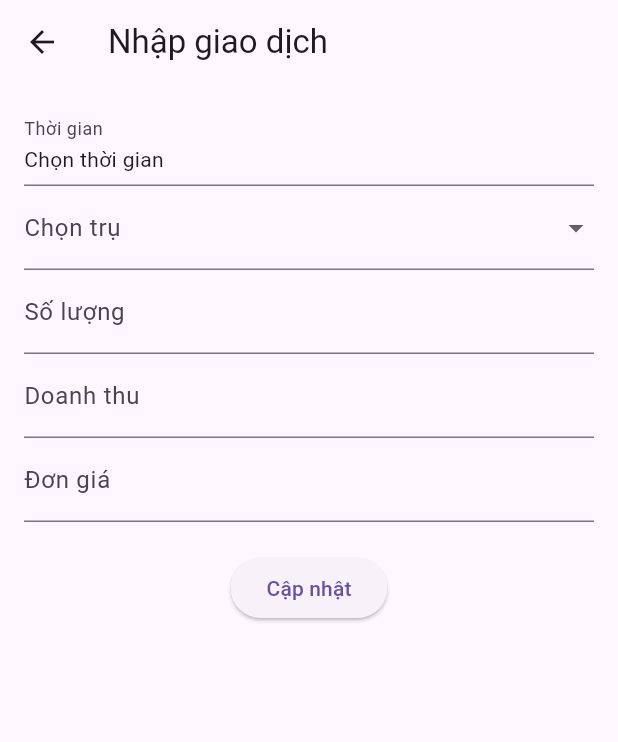
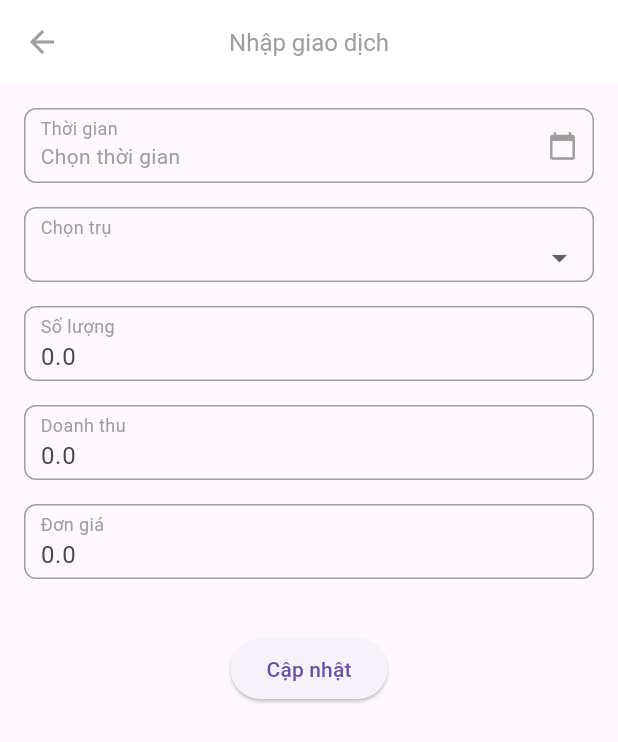
Before and after one commit to huuhuyendev/testFlutterSHUB, a Flutter app: the TransactionFormScreen screen opened directly, on a phone screen of 412 x 824 dp. Shown: the top 742 px of the screen. Run offline on Flutter 3.47's test engine with Material 3 defaults, Android fonts, the phone set to English and light mode, and no system bars; our stand-ins replace bloc, dio, file_picker, flutter_bloc, formz; missing offline and left inert: excel; network calls fail.

```diff
--- a/lib/main.dart
+++ b/lib/main.dart
@@ -31,6 +31,8 @@ class MainScreen extends StatelessWidget {
         child: Column(
           mainAxisAlignment: MainAxisAlignment.center,
           children: [
+            const Text('Nguyễn Hữu Huyến', style: TextStyle(fontSize: 20)),
+            const SizedBox(height: 20),
             ElevatedButton(
               onPressed: () {
                 Navigator.push(
@@ -45,7 +47,6 @@ class MainScreen extends StatelessWidget {
               },
               child: const Text('Task 1'),
             ),
-            const SizedBox(height: 20),
             ElevatedButton(
               onPressed: () {
                 Navigator.push(
--- a/lib/task2/form_screen.dart
+++ b/lib/task2/form_screen.dart
@@ -3,6 +3,9 @@ import 'package:flutter_bloc/flutter_bloc.dart';
 import 'package:intl/intl.dart';
 import 'package:test_project/task2/transaction_form_cubit.dart';
 import 'package:test_project/task2/transaction_form_state.dart';
+import 'package:test_project/task2/widgets/dateTimePickerX.dart';
+import 'package:test_project/task2/widgets/dropdownX.dart';
+import 'package:test_project/task2/widgets/textFieldX.dart';
 
 class TransactionFormScreen extends StatelessWidget {
   @override
@@ -10,7 +13,24 @@ class TransactionFormScreen extends StatelessWidget {
     return BlocProvider(
       create: (_) => TransactionFormCubit(),
       child: Scaffold(
-        appBar: AppBar(title: Text('Nhập giao dịch')),
+        appBar: AppBar(
+          backgroundColor: Colors.white,
+          shadowColor: Colors.transparent,
+          leading: IconButton(
+            icon: const Icon(Icons.arrow_back, color: Colors.grey),
+            onPressed: () {
+              Navigator.of(context).pop();
+            },
+          ),
+          centerTitle: true,
+          title: const Text(
+            'Nhập giao dịch',
+            style: TextStyle(
+              color: Colors.grey,
+              fontSize: 16,
+            ),
+          ),
+        ),
         body: Padding(
           padding: const EdgeInsets.all(16.0),
           child: BlocBuilder<TransactionFormCubit, TransactionFormState>(
@@ -18,142 +38,103 @@ class TransactionFormScreen extends StatelessWidget {
               return Column(
                 children: [
                   // Chọn Thời gian (DateTime Picker)
-                  GestureDetector(
-                    onTap: () async {
-                      final DateTime? selectedDate = await showDatePicker(
-                        context: context,
-                        initialDate: DateTime.now(),
-                        firstDate: DateTime(2000),
-                        lastDate: DateTime(2100),
-                      );
-                      if (selectedDate != null) {
-                        final TimeOfDay? selectedTime = await showTimePicker(
-                          context: context,
-                          initialTime: TimeOfDay.now(),
-                        );
-
-                        if (selectedTime != null) {
-                          final DateTime fullDateTime = DateTime(
-                            selectedDate.year,
-                            selectedDate.month,
-                            selectedDate.day,
-                            selectedTime.hour,
-                            selectedTime.minute,
-                          );
-                          context
-                              .read<TransactionFormCubit>()
-                              .onDateTimeChanged(
-                                  fullDateTime.toIso8601String());
-                        }
-                      }
-                    },
-                    child: InputDecorator(
-                      decoration: InputDecoration(
-                        labelText: 'Thời gian',
+                  DateTimePickerX(
+                    label: 'Thời gian',
                     errorText: state.dateTime.invalid && state.isSubmitting
                         ? (state.dateTime.value.isEmpty
                             ? 'Thời gian không được để trống'
                             : 'Thời gian không hợp lệ')
                         : null,
-                      ),
-                      child: Text(
-                        state.dateTime.value.isEmpty
-                            ? 'Chọn thời gian'
-                            : DateFormat('dd/MM/yyyy HH:mm')
-                                .format(DateTime.parse(state.dateTime.value)),
-                      ),
-                    ),
+                    isSubmitting: state.isSubmitting,
+                    value: state.dateTime.value,
+                    onChanged: (value) {
+                      context
+                          .read<TransactionFormCubit>()
+                          .onDateTimeChanged(value);
+                    },
                   ),
 
                   // Dropdown chọn Trụ
-                  DropdownButtonFormField<String>(
+                  DropdownX(
+                    label: 'Chọn trụ',
+                    errorText: state.pump.invalid && state.isSubmitting
+                        ? (state.pump.value.isEmpty
+                            ? 'Trụ không được để trống'
+                            : 'Trụ không hợp lệ')
+                        : null,
+                    isSubmitting: state.isSubmitting,
                     value:
                         state.pump.value.isNotEmpty ? state.pump.value : null,
+                    items: const <String>[
+                      'Trụ 1',
+                      'Trụ 2',
+                      'Trụ 3',
+                      'Trụ 4',
+                    ],
                     onChanged: (String? newValue) {
                       context
                           .read<TransactionFormCubit>()
                           .onPumpChanged(newValue ?? '');
                     },
-                    items: <String>[
-                      'Trụ 1',
-                      'Trụ 2',
-                      'Trụ 3',
-                      'Trụ 4',
-                    ].map<DropdownMenuItem<String>>((String value) {
-                      return DropdownMenuItem<String>(
-                        value: value,
-                        child: Text(value),
-                      );
-                    }).toList(),
-                    decoration: InputDecoration(
-                      labelText: 'Chọn trụ',
-                      errorText: state.pump.invalid && state.isSubmitting
-                          ? (state.pump.value.isEmpty
-                              ? 'Trụ không được để trống'
-                              : 'Trụ không hợp lệ')
-                          : null,
-                    ),
                   ),
 
-                  // Số lượng
-                  TextField(
-                    onChanged: (value) => context
-                        .read<TransactionFormCubit>()
-                        .onQuantityChanged(value),
-                    decoration: InputDecoration(
-                      labelText: 'Số lượng',
+                  TextFieldX(
+                    label: "Số lượng",
                     errorText: state.quantity.invalid && state.isSubmitting
                         ? (state.quantity.value.isEmpty
                             ? 'Số lượng không được để trống'
                             : 'Số lượng không hợp lệ')
                         : null,
-                    ),
-                  ),
-
-                  // Doanh thu
-                  TextField(
+                    isSubmitting: state.isSubmitting,
                     onChanged: (value) => context
                         .read<TransactionFormCubit>()
-                        .onRevenueChanged(value),
-                    decoration: InputDecoration(
-                      labelText: 'Doanh thu',
+                        .onQuantityChanged(value),
+                    // Doanh thu
+                  ),
+                  TextFieldX(
+                    label: "Doanh thu",
                     errorText: state.revenue.invalid && state.isSubmitting
                         ? (state.revenue.value.isEmpty
                             ? 'Doanh thu không được để trống'
                             : 'Doanh thu không hợp lệ')
                         : null,
-                    ),
+                    isSubmitting: state.isSubmitting,
+                    onChanged: (value) => context
+                        .read<TransactionFormCubit>()
+                        .onRevenueChanged(value),
+                    // Doanh thu
                   ),
 
                   // Đơn giá
-                  TextField(
-                    onChanged: (value) => context
-                        .read<TransactionFormCubit>()
-                        .onPriceChanged(value),
-                    decoration: InputDecoration(
-                      labelText: 'Đơn giá',
+                  TextFieldX(
+                    label: "Đơn giá",
                     errorText: state.price.invalid && state.isSubmitting
                         ? (state.price.value.isEmpty
                             ? 'Đơn giá không được để trống'
                             : 'Đơn giá không hợp lệ')
                         : null,
+                    isSubmitting: state.isSubmitting,
+                    onChanged: (value) => context
+                        .read<TransactionFormCubit>()
+                        .onPriceChanged(value),
+                    // Đơn giá
                   ),
-                  ),
+
                   if (state.errorMessage.isNotEmpty) ...[
-                    SizedBox(height: 10),
+                    const SizedBox(height: 10),
                     Text(
                       state.errorMessage,
-                      style: TextStyle(color: Colors.red),
+                      style: const TextStyle(color: Colors.red),
                     ),
                   ],
                   // Nút cập nhật
 
-                  SizedBox(height: 20),
+                  const SizedBox(height: 20),
                   ElevatedButton(
                     onPressed: () {
                       context.read<TransactionFormCubit>().onSubmit(context);
                     },
-                    child: Text('Cập nhật'),
+                    child: const Text('Cập nhật'),
                   ),
                   // Hiển thị thông báo lỗi chung (nếu có)
                 ],
--- a/lib/task2/transaction_form_cubit.dart
+++ b/lib/task2/transaction_form_cubit.dart
@@ -91,7 +91,7 @@ class TransactionFormCubit extends Cubit<TransactionFormState> {
         errorMessage: '',
       ));
       ScaffoldMessenger.of(context).showSnackBar(
-        const SnackBar(content: Text('Cập nhật thành công!')),
+        SnackBar(content: Text('Cập nhật thành công!')),
       );
     }
   }
--- /dev/null
+++ b/lib/task2/widgets/dateTimePickerX.dart
@@ -0,0 +1,100 @@
+import 'package:flutter/material.dart';
+import 'package:intl/intl.dart';
+
+class DateTimePickerX extends StatelessWidget {
+  final String label;
+  final String? errorText;
+  final bool isSubmitting;
+  final String value;
+  final Function(String) onChanged;
+
+  const DateTimePickerX({
+    Key? key,
+    required this.label,
+    required this.errorText,
+    required this.isSubmitting,
+    required this.value,
+    required this.onChanged,
+  }) : super(key: key);
+
+  @override
+  Widget build(BuildContext context) {
+    return GestureDetector(
+      onTap: () async {
+        final DateTime? selectedDate = await showDatePicker(
+          context: context,
+          initialDate: DateTime.now(),
+          firstDate: DateTime(2000),
+          lastDate: DateTime(2100),
+        );
+
+        if (selectedDate != null) {
+          final TimeOfDay? selectedTime = await showTimePicker(
+            initialTime: TimeOfDay.now(),
+            context: context,
+          );
+
+          if (selectedTime != null) {
+            final DateTime fullDateTime = DateTime(
+              selectedDate.year,
+              selectedDate.month,
+              selectedDate.day,
+              selectedTime.hour,
+              selectedTime.minute,
+            );
+            onChanged(fullDateTime.toIso8601String());
+          }
+        }
+      },
+      child: Container(
+        margin: const EdgeInsets.only(bottom: 16.0),
+        alignment: Alignment.centerLeft,
+        height: 50.0,
+        padding: const EdgeInsets.symmetric(horizontal: 10.0, vertical: 4.0),
+        decoration: BoxDecoration(
+          border: Border.all(color: Colors.grey),
+          borderRadius: BorderRadius.circular(8.0),
+        ),
+        child: Row(
+          mainAxisAlignment: MainAxisAlignment.spaceBetween,
+          children: [
+            Column(
+              crossAxisAlignment: CrossAxisAlignment.start,
+              children: [
+                Text(
+                  label,
+                  style: const TextStyle(
+                    fontSize: 12.0,
+                    color: Colors.grey,
+                  ),
+                ),
+                Text(
+                  value.isEmpty
+                      ? 'Chọn thời gian'
+                      : DateFormat('dd/MM/yyyy HH:mm')
+                      .format(DateTime.parse(value)),
+                  style:
+                  TextStyle(color: value.isEmpty ? Colors.grey : Colors.black),
+                ),
+                if (errorText != null)
+                  Padding(
+                    padding: const EdgeInsets.only(top: 4.0),
+                    child: Text(
+                      errorText!,
+                      style: const TextStyle(color: Colors.red, fontSize: 12.0),
+                    ),
+                  ),
+              ],
+            ),
+            const Icon(
+
+              Icons.calendar_today,
+              size: 20.0,
+              color: Colors.grey,
+            ),
+          ],
+        ),
+      ),
+    );
+  }
+}
--- /dev/null
+++ b/lib/task2/widgets/dropdownX.dart
@@ -0,0 +1,64 @@
+import 'package:flutter/material.dart';
+
+class DropdownX extends StatelessWidget {
+  final String label;
+  final String? errorText;
+  final bool isSubmitting;
+  final String? value;
+  final List<String> items;
+  final Function(String?) onChanged;
+
+  const DropdownX({
+    Key? key,
+    required this.label,
+    required this.errorText,
+    required this.isSubmitting,
+    required this.value,
+    required this.items,
+    required this.onChanged,
+  }) : super(key: key);
+
+  @override
+  Widget build(BuildContext context) {
+    return Container(
+      margin: const EdgeInsets.only(bottom: 16.0),
+      alignment: Alignment.centerLeft,
+      height: 50.0,
+      padding: const EdgeInsets.symmetric(horizontal: 10.0, vertical: 4.0),
+      decoration: BoxDecoration(
+        border: Border.all(color: Colors.grey),
+        borderRadius: BorderRadius.circular(8.0),
+      ),
+      child: Column(
+        crossAxisAlignment: CrossAxisAlignment.start,
+        children: [
+          Text(
+            label,
+            style: const TextStyle(
+              fontSize: 12.0,
+              color: Colors.grey,
+            ),
+          ),
+          DropdownButtonFormField<String>(
+            value: value,
+            onChanged: (String? newValue) {
+              onChanged(newValue);
+            },
+            items: items.map<DropdownMenuItem<String>>((String value) {
+              return DropdownMenuItem<String>(
+                value: value,
+                child: Text(value),
+              );
+            }).toList(),
+            decoration: InputDecoration(
+              isDense: true,
+              contentPadding: const EdgeInsets.all(0),
+              border: InputBorder.none,
+              errorText: errorText,
+            ),
+          ),
+        ],
+      ),
+    );
+  }
+}
--- /dev/null
+++ b/lib/task2/widgets/textFieldX.dart
@@ -0,0 +1,67 @@
+import 'package:flutter/material.dart';
+import 'package:flutter_bloc/flutter_bloc.dart';
+import 'package:intl/intl.dart';
+
+class TextFieldX extends StatelessWidget {
+  final String label;
+  final String? errorText;
+  final bool isSubmitting;
+  final Function(String) onChanged;
+  final Icon? suffixIcon;
+
+  const TextFieldX({
+    super.key,
+    required this.label,
+    required this.errorText,
+    required this.isSubmitting,
+    required this.onChanged,
+    this.suffixIcon,
+  });
+
+  @override
+  Widget build(BuildContext context) {
+    return Container(
+      margin: const EdgeInsets.only(bottom: 16.0),
+      alignment: Alignment.centerLeft,
+      height: 50.0,
+      padding: const EdgeInsets.symmetric(horizontal: 10.0, vertical: 4.0),
+      decoration: BoxDecoration(
+        border: Border.all(color: Colors.grey),
+        borderRadius: BorderRadius.circular(8.0),
+      ),
+      child: Row(
+        children: [
+          Expanded(
+            child: Column(
+              crossAxisAlignment: CrossAxisAlignment.start,
+              children: [
+                Text(
+                  label,
+                  style: const TextStyle(
+                    fontSize: 12.0,
+                    color: Colors.grey,
+                  ),
+                ),
+                TextField(
+                  onChanged: onChanged,
+                  decoration: InputDecoration(
+                    hintText: '0.0',
+                    isDense: true,
+                    contentPadding: const EdgeInsets.all(0),
+                    border: InputBorder.none,
+                    errorText: errorText,
+                  ),
+                ),
+              ],
+            ),
+          ),
+          if (suffixIcon != null) // Hiển thị biểu tượng nếu có
+            Padding(
+              padding: const EdgeInsets.only(left: 8.0),
+              child: suffixIcon,
+            ),
+        ],
+      ),
+    );
+  }
+}
--- a/lib/task3/query_screen.dart
+++ b/lib/task3/query_screen.dart
@@ -10,7 +10,22 @@ class QueryScreen extends StatelessWidget {
   Widget build(BuildContext context) {
     return Scaffold(
       appBar: AppBar(
-        title: const Text('Query Processing App'),
+        backgroundColor: Colors.white,
+        shadowColor: Colors.transparent,
+        leading: IconButton(
+          icon: const Icon(Icons.arrow_back, color: Colors.grey),
+          onPressed: () {
+            Navigator.of(context).pop();
+          },
+        ),
+        centerTitle: true,
+        title: const Text(
+          'Query Results',
+          style: TextStyle(
+            color: Colors.grey,
+            fontSize: 16,
+          ),
+        ),
       ),
       body: FutureBuilder<ApiResponse>(
         future: ApiService().fetchData(),
```
Lines whose indentation alone changed are shown as unchanged.
